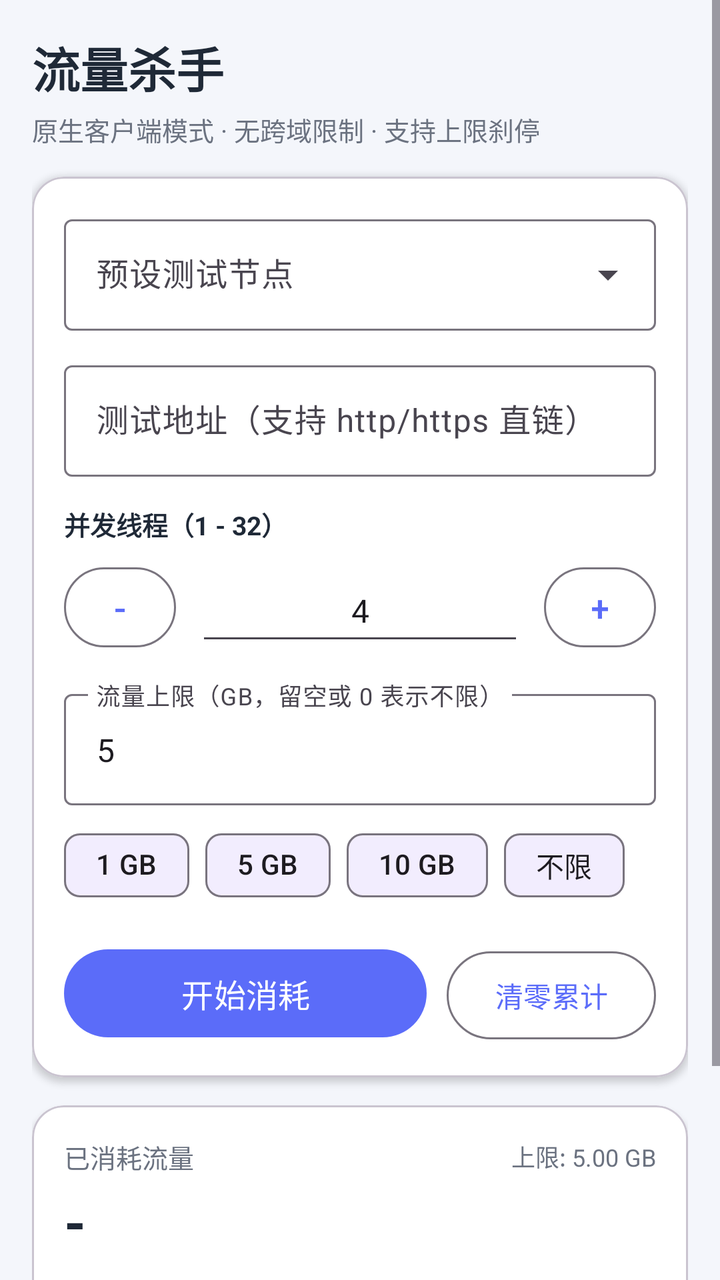
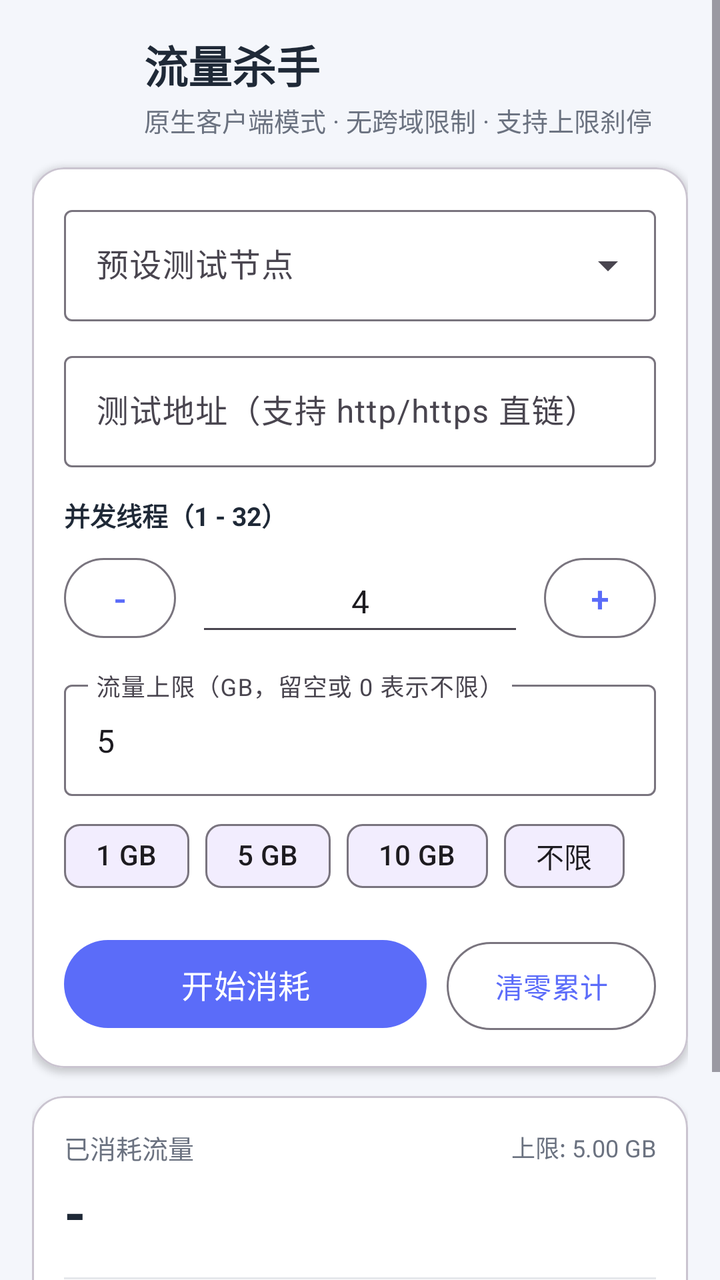

The first picture is an Android layout as it rendered before a commit; the second is the same layout after the commit. The layout source and the unified diff follow.
<!-- AndroidManifest.xml: application theme Theme.TrafficKiller -->
<!-- res/layout/activity_main.xml -->
<?xml version="1.0" encoding="utf-8"?>
<ScrollView xmlns:android="http://schemas.android.com/apk/res/android"
    xmlns:app="http://schemas.android.com/apk/res-auto"
    android:layout_width="match_parent"
    android:layout_height="match_parent"
    android:background="@color/surface_bg"
    android:fillViewport="true">

    <LinearLayout
        android:layout_width="match_parent"
        android:layout_height="wrap_content"
        android:orientation="vertical"
        android:padding="16dp">

        
        <TextView
            android:layout_width="wrap_content"
            android:layout_height="wrap_content"
            android:text="@string/app_name"
            android:textColor="@color/text_primary"
            android:textSize="24sp"
            android:textStyle="bold" />

        <TextView
            android:layout_width="wrap_content"
            android:layout_height="wrap_content"
            android:layout_marginTop="4dp"
            android:text="@string/subtitle"
            android:textColor="@color/text_secondary"
            android:textSize="13sp" />

        
        <TextView
            android:id="@+id/statusBanner"
            android:layout_width="match_parent"
            android:layout_height="wrap_content"
            android:layout_marginTop="12dp"
            android:background="@color/info_bg"
            android:padding="12dp"
            android:textColor="@color/info_text"
            android:textSize="13sp"
            android:visibility="gone" />

        
        <com.google.android.material.card.MaterialCardView
            android:layout_width="match_parent"
            android:layout_height="wrap_content"
            android:layout_marginTop="14dp"
            app:cardBackgroundColor="@color/card_bg"
            app:cardCornerRadius="16dp"
            app:cardElevation="2dp">

            <LinearLayout
                android:layout_width="match_parent"
                android:layout_height="wrap_content"
                android:orientation="vertical"
                android:padding="16dp">

                
                <com.google.android.material.textfield.TextInputLayout
                    style="@style/Widget.Material3.TextInputLayout.OutlinedBox.ExposedDropdownMenu"
                    android:layout_width="match_parent"
                    android:layout_height="wrap_content"
                    android:hint="@string/label_preset_node">

                    <AutoCompleteTextView
                        android:id="@+id/nodeDropdown"
                        android:layout_width="match_parent"
                        android:layout_height="wrap_content"
                        android:inputType="none" />
                </com.google.android.material.textfield.TextInputLayout>

                
                <com.google.android.material.textfield.TextInputLayout
                    android:id="@+id/urlInputLayout"
                    style="@style/Widget.Material3.TextInputLayout.OutlinedBox"
                    android:layout_width="match_parent"
                    android:layout_height="wrap_content"
                    android:layout_marginTop="12dp"
                    android:hint="@string/label_target_url">

                    <com.google.android.material.textfield.TextInputEditText
                        android:id="@+id/urlInput"
                        android:layout_width="match_parent"
                        android:layout_height="wrap_content"
                        android:inputType="textUri"
                        android:maxLines="3" />
                </com.google.android.material.textfield.TextInputLayout>

                
                <TextView
                    android:layout_width="wrap_content"
                    android:layout_height="wrap_content"
                    android:layout_marginTop="14dp"
                    android:text="@string/label_threads"
                    android:textColor="@color/text_primary"
                    android:textSize="13sp"
                    android:textStyle="bold" />

                <LinearLayout
                    android:layout_width="match_parent"
                    android:layout_height="wrap_content"
                    android:layout_marginTop="8dp"
                    android:gravity="center_vertical"
                    android:orientation="horizontal">

                    <com.google.android.material.button.MaterialButton
                        android:id="@+id/threadMinusBtn"
                        style="@style/Widget.Material3.Button.OutlinedButton"
                        android:layout_width="56dp"
                        android:layout_height="48dp"
                        android:text="-"
                        android:textSize="18sp" />

                    <com.google.android.material.textfield.TextInputEditText
                        android:id="@+id/threadInput"
                        android:layout_width="0dp"
                        android:layout_height="48dp"
                        android:layout_marginHorizontal="10dp"
                        android:layout_weight="1"
                        android:gravity="center"
                        android:inputType="number"
                        android:text="4"
                        android:textSize="16sp" />

                    <com.google.android.material.button.MaterialButton
                        android:id="@+id/threadPlusBtn"
                        style="@style/Widget.Material3.Button.OutlinedButton"
                        android:layout_width="56dp"
                        android:layout_height="48dp"
                        android:text="+"
                        android:textSize="18sp" />
                </LinearLayout>

                
                <com.google.android.material.textfield.TextInputLayout
                    style="@style/Widget.Material3.TextInputLayout.OutlinedBox"
                    android:layout_width="match_parent"
                    android:layout_height="wrap_content"
                    android:layout_marginTop="14dp"
                    android:hint="@string/label_limit_gb">

                    <com.google.android.material.textfield.TextInputEditText
                        android:id="@+id/limitInput"
                        android:layout_width="match_parent"
                        android:layout_height="wrap_content"
                        android:inputType="numberDecimal"
                        android:text="5" />
                </com.google.android.material.textfield.TextInputLayout>

                <HorizontalScrollView
                    android:layout_width="match_parent"
                    android:layout_height="wrap_content"
                    android:layout_marginTop="6dp"
                    android:scrollbars="none">

                    <com.google.android.material.chip.ChipGroup
                        android:layout_width="wrap_content"
                        android:layout_height="wrap_content"
                        app:singleLine="true">

                        <com.google.android.material.chip.Chip
                            android:id="@+id/chipLimit1"
                            android:layout_width="wrap_content"
                            android:layout_height="wrap_content"
                            android:text="1 GB" />

                        <com.google.android.material.chip.Chip
                            android:id="@+id/chipLimit5"
                            android:layout_width="wrap_content"
                            android:layout_height="wrap_content"
                            android:text="5 GB" />

                        <com.google.android.material.chip.Chip
                            android:id="@+id/chipLimit10"
                            android:layout_width="wrap_content"
                            android:layout_height="wrap_content"
                            android:text="10 GB" />

                        <com.google.android.material.chip.Chip
                            android:id="@+id/chipLimitUnlimited"
                            android:layout_width="wrap_content"
                            android:layout_height="wrap_content"
                            android:text="不限" />
                    </com.google.android.material.chip.ChipGroup>
                </HorizontalScrollView>

                
                <LinearLayout
                    android:layout_width="match_parent"
                    android:layout_height="wrap_content"
                    android:layout_marginTop="14dp"
                    android:orientation="horizontal">

                    <com.google.android.material.button.MaterialButton
                        android:id="@+id/toggleButton"
                        android:layout_width="0dp"
                        android:layout_height="52dp"
                        android:layout_weight="1"
                        android:text="@string/action_start"
                        android:textSize="16sp" />

                    <com.google.android.material.button.MaterialButton
                        android:id="@+id/resetTotalButton"
                        style="@style/Widget.Material3.Button.OutlinedButton"
                        android:layout_width="wrap_content"
                        android:layout_height="52dp"
                        android:layout_marginStart="10dp"
                        android:text="@string/action_reset_total" />
                </LinearLayout>
            </LinearLayout>
        </com.google.android.material.card.MaterialCardView>

        
        <com.google.android.material.card.MaterialCardView
            android:layout_width="match_parent"
            android:layout_height="wrap_content"
            android:layout_marginTop="14dp"
            app:cardBackgroundColor="@color/card_bg"
            app:cardCornerRadius="16dp"
            app:cardElevation="2dp">

            <LinearLayout
                android:layout_width="match_parent"
                android:layout_height="wrap_content"
                android:orientation="vertical"
                android:padding="16dp">

                <LinearLayout
                    android:layout_width="match_parent"
                    android:layout_height="wrap_content"
                    android:gravity="center_vertical"
                    android:orientation="horizontal">

                    <TextView
                        android:layout_width="0dp"
                        android:layout_height="wrap_content"
                        android:layout_weight="1"
                        android:text="@string/label_total_traffic"
                        android:textColor="@color/text_secondary"
                        android:textSize="13sp" />

                    <TextView
                        android:id="@+id/limitSubtitleText"
                        android:layout_width="wrap_content"
                        android:layout_height="wrap_content"
                        android:text="上限: 5.00 GB"
                        android:textColor="@color/text_secondary"
                        android:textSize="12sp" />
                </LinearLayout>

                <TextView
                    android:id="@+id/totalTrafficText"
                    android:layout_width="wrap_content"
                    android:layout_height="wrap_content"
                    android:layout_marginTop="4dp"
                    android:text="-"
                    android:textColor="@color/text_primary"
                    android:textSize="28sp"
                    android:textStyle="bold" />

                <com.google.android.material.progressindicator.LinearProgressIndicator
                    android:id="@+id/limitProgressBar"
                    android:layout_width="match_parent"
                    android:layout_height="wrap_content"
                    android:layout_marginTop="10dp"
                    android:max="1000"
                    android:progress="0"
                    android:visibility="gone" />

                <View
                    android:layout_width="match_parent"
                    android:layout_height="1dp"
                    android:layout_marginVertical="14dp"
                    android:background="#E5E7EB" />

                <LinearLayout
                    android:layout_width="match_parent"
                    android:layout_height="wrap_content"
                    android:orientation="horizontal">

                    <LinearLayout
                        android:layout_width="0dp"
                        android:layout_height="wrap_content"
                        android:layout_weight="1"
                        android:orientation="vertical">

                        <TextView
                            android:id="@+id/speedLabelText"
                            android:layout_width="wrap_content"
                            android:layout_height="wrap_content"
                            android:text="@string/label_realtime_speed"
                            android:textColor="@color/text_secondary"
                            android:textSize="12sp" />

                        <TextView
                            android:id="@+id/speedValueText"
                            android:layout_width="wrap_content"
                            android:layout_height="wrap_content"
                            android:layout_marginTop="4dp"
                            android:text="-"
                            android:textColor="@color/brand_primary"
                            android:textSize="20sp"
                            android:textStyle="bold" />
                    </LinearLayout>

                    <LinearLayout
                        android:layout_width="0dp"
                        android:layout_height="wrap_content"
                        android:layout_weight="1"
                        android:orientation="vertical">

                        <TextView
                            android:layout_width="wrap_content"
                            android:layout_height="wrap_content"
                            android:text="@string/label_bandwidth"
                            android:textColor="@color/text_secondary"
                            android:textSize="12sp" />

                        <TextView
                            android:id="@+id/bandwidthValueText"
                            android:layout_width="wrap_content"
                            android:layout_height="wrap_content"
                            android:layout_marginTop="4dp"
                            android:text="-"
                            android:textColor="@color/text_primary"
                            android:textSize="20sp"
                            android:textStyle="bold" />
                    </LinearLayout>
                </LinearLayout>

                <TextView
                    android:id="@+id/networkTypeText"
                    android:layout_width="wrap_content"
                    android:layout_height="wrap_content"
                    android:layout_marginTop="12dp"
                    android:text="当前网络：检测中..."
                    android:textColor="@color/text_secondary"
                    android:textSize="12sp" />
            </LinearLayout>
        </com.google.android.material.card.MaterialCardView>
    </LinearLayout>
</ScrollView>
<!-- resources referenced by this layout -->
<resources>
  <color name="brand_primary">#5B6CF9</color>
  <color name="card_bg">#FFFFFF</color>
  <color name="info_bg">#EEF2FF</color>
  <color name="info_text">#3730A3</color>
  <color name="surface_bg">#F4F6FB</color>
  <color name="text_primary">#1F2937</color>
  <string name="action_start">开始消耗</string>
  <string name="app_name">流量杀手</string>
  <string name="label_bandwidth">实时带宽</string>
  <!-- unchanged entries left out for length: 11 -->
</resources>

<!-- the commit's change to res/layout/activity_main.xml (unified diff, before → after) -->
@@ -13,21 +13,42 @@
         android:padding="16dp">
 
         
-        <TextView
-            android:layout_width="wrap_content"
+        <LinearLayout
+            android:layout_width="match_parent"
             android:layout_height="wrap_content"
-            android:text="@string/app_name"
-            android:textColor="@color/text_primary"
-            android:textSize="24sp"
-            android:textStyle="bold" />
-
-        <TextView
-            android:layout_width="wrap_content"
-            android:layout_height="wrap_content"
-            android:layout_marginTop="4dp"
-            android:text="@string/subtitle"
-            android:textColor="@color/text_secondary"
-            android:textSize="13sp" />
+            android:gravity="center_vertical"
+            android:orientation="horizontal">
+
+            <ImageView
+                android:layout_width="44dp"
+                android:layout_height="44dp"
+                android:contentDescription="@string/app_name"
+                android:src="@mipmap/ic_launcher_round" />
+
+            <LinearLayout
+                android:layout_width="0dp"
+                android:layout_height="wrap_content"
+                android:layout_marginStart="12dp"
+                android:layout_weight="1"
+                android:orientation="vertical">
+
+                <TextView
+                    android:layout_width="wrap_content"
+                    android:layout_height="wrap_content"
+                    android:text="@string/app_name"
+                    android:textColor="@color/text_primary"
+                    android:textSize="22sp"
+                    android:textStyle="bold" />
+
+                <TextView
+                    android:layout_width="wrap_content"
+                    android:layout_height="wrap_content"
+                    android:layout_marginTop="2dp"
+                    android:text="@string/subtitle"
+                    android:textColor="@color/text_secondary"
+                    android:textSize="13sp" />
+            </LinearLayout>
+        </LinearLayout>
 
         
         <TextView
<!-- resource entries referenced after the edit -->
@@ -6,9 +6,107 @@
   <color name="info_text">#3730A3</color>
   <color name="surface_bg">#F4F6FB</color>
   <color name="text_primary">#1F2937</color>
+  <!-- mipmap ic_launcher_round (mipmap-anydpi-v26) -->
+  <?xml version="1.0" encoding="utf-8"?>
+  <adaptive-icon xmlns:android="http://schemas.android.com/apk/res/android">
+      <background android:drawable="@drawable/ic_launcher_background" />
+      <foreground android:drawable="@drawable/ic_launcher_foreground" />
+      <monochrome android:drawable="@drawable/ic_launcher_monochrome" />
+  </adaptive-icon>
   <string name="action_start">开始消耗</string>
   <string name="app_name">流量杀手</string>
   <string name="label_bandwidth">实时带宽</string>
+  <!-- drawable ic_launcher_background (drawable) -->
+  <?xml version="1.0" encoding="utf-8"?>
+  <vector xmlns:android="http://schemas.android.com/apk/res/android"
+      xmlns:aapt="http://schemas.android.com/aapt"
+      android:width="108dp"
+      android:height="108dp"
+      android:viewportWidth="108"
+      android:viewportHeight="108">
+  
+      
+      <path android:pathData="M 0,0 L 108,0 L 108,108 L 0,108 Z">
+          <aapt:attr name="android:fillColor">
+              <gradient
+                  android:endX="108"
+                  android:endY="108"
+                  android:startX="0"
+                  android:startY="0"
+                  android:type="linear">
+                  <item
+                      android:color="#6E7BFF"
+                      android:offset="0.0" />
+                  <item
+                      android:color="#5566F6"
+                      android:offset="0.52" />
+                  <item
+                      android:color="#343CB8"
+                      android:offset="1.0" />
+              </gradient>
+          </aapt:attr>
+      </path>
+  
+      
+      <path android:pathData="M 0,0 L 108,0 L 108,108 L 0,108 Z">
+          <aapt:attr name="android:fillColor">
+              <gradient
+                  android:centerX="36"
+                  android:centerY="30"
+                  android:gradientRadius="62"
+                  android:type="radial">
+                  <item
+                      android:color="#38FFFFFF"
+                      android:offset="0.0" />
+                  <item
+                      android:color="#00FFFFFF"
+                      android:offset="1.0" />
+              </gradient>
+          </aapt:attr>
+      </path>
+  
+      
+      <path
+          android:pathData="M 18,54 A 36,36 0 1,0 90,54 A 36,36 0 1,0 18,54 Z"
+          android:strokeAlpha="0.11"
+          android:strokeColor="#FFFFFF"
+          android:strokeWidth="1.2" />
+      <path
+          android:pathData="M 9,54 A 45,45 0 1,0 99,54 A 45,45 0 1,0 9,54 Z"
+          android:strokeAlpha="0.06"
+          android:strokeColor="#FFFFFF"
+          android:strokeWidth="1.2" />
+  </vector>
+  <!-- drawable ic_launcher_foreground: vector/xml drawable (drawable, 2510 chars, omitted) -->
+  <!-- drawable ic_launcher_monochrome (drawable) -->
+  <?xml version="1.0" encoding="utf-8"?>
+  <vector xmlns:android="http://schemas.android.com/apk/res/android"
+      android:width="108dp"
+      android:height="108dp"
+      android:viewportWidth="108"
+      android:viewportHeight="108">
+  
+      <path
+          android:pathData="M 37.74,70.26 A 23,23 0 1,1 76.91,52.00"
+          android:strokeColor="#FFFFFF"
+          android:strokeLineCap="round"
+          android:strokeWidth="4.8" />
+  
+      <path
+          android:fillColor="#FFFFFF"
+          android:pathData="M 51.0,38.5 L 57.0,38.5 A 1.5,1.5 0 0,1 57.0,41.5 L 51.0,41.5 A 1.5,1.5 0 0,1 51.0,38.5 Z" />
+  
+      <path
+          android:fillColor="#FFFFFF"
+          android:pathData="M 50.5,44.5 L 57.5,44.5 L 57.5,55.2 L 64.2,55.2 L 54.0,67.2 L 43.8,55.2 L 50.5,55.2 Z"
+          android:strokeColor="#FFFFFF"
+          android:strokeLineJoin="round"
+          android:strokeWidth="1.6" />
+  
+      <path
+          android:fillColor="#FFFFFF"
+          android:pathData="M 47.9,72.5 L 60.1,72.5 A 1.4,1.4 0 0,1 60.1,75.3 L 47.9,75.3 A 1.4,1.4 0 0,1 47.9,72.5 Z" />
+  </vector>
   <!-- unchanged entries left out for length: 11 -->
 </resources>
 
